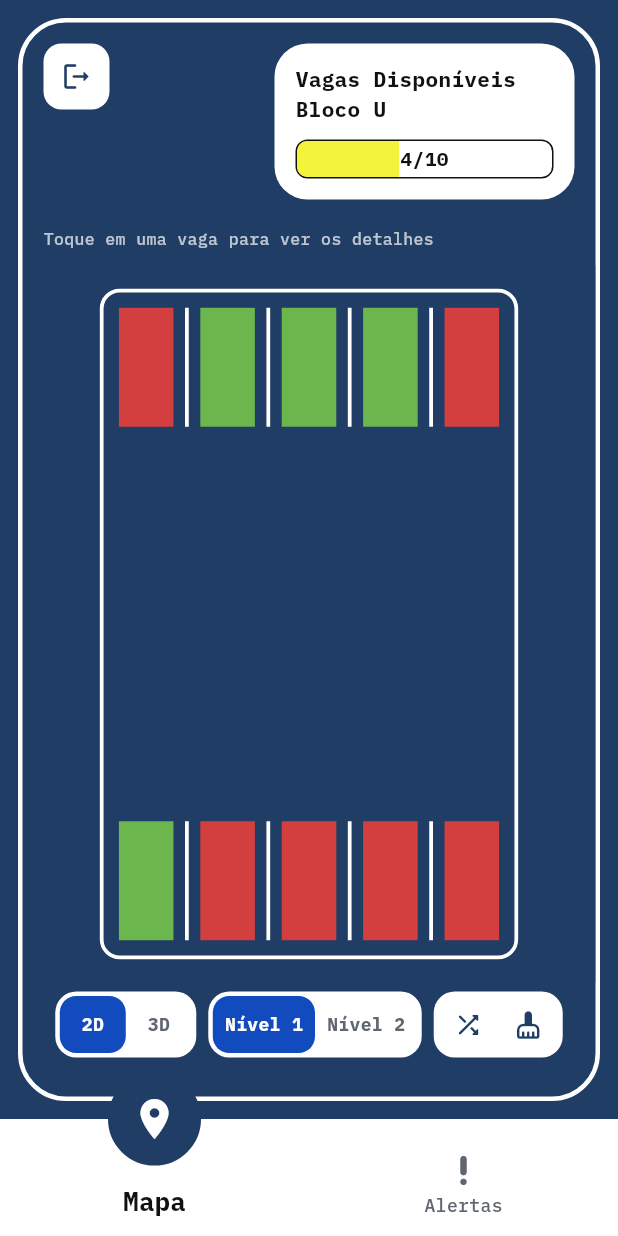
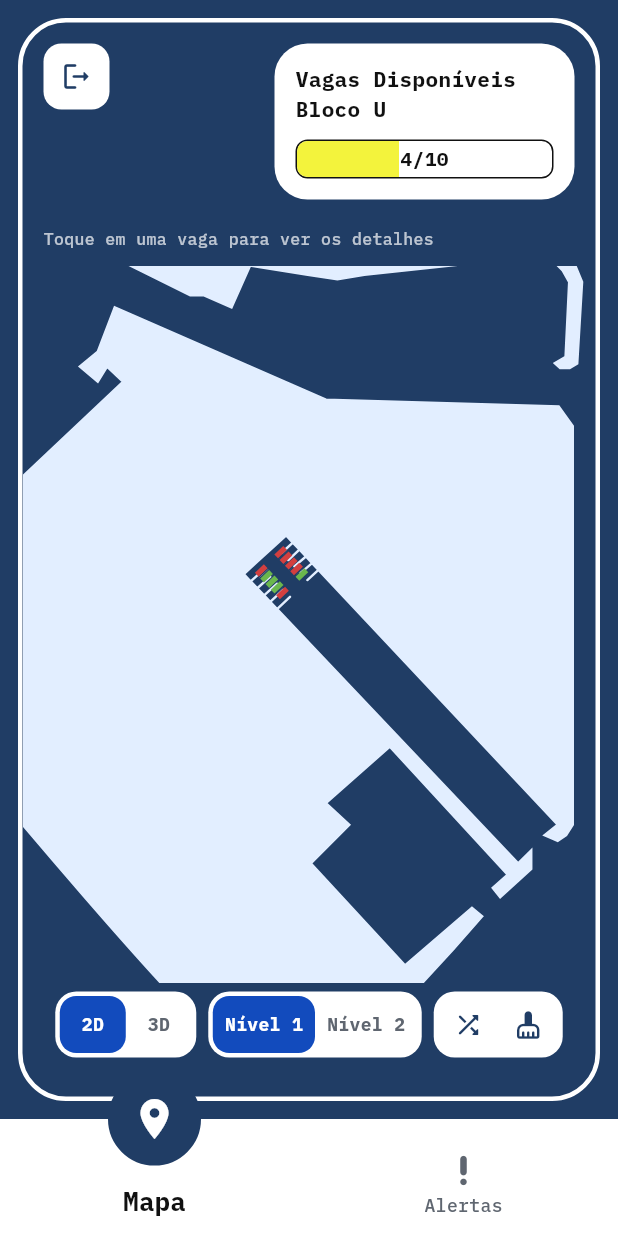
Before and after one commit to VictorHugo-7/S6-Sistema-VagaVision, a Flutter app: the screen it shows after launch, after a tap on "Entrar", on a phone screen of 412 x 824 dp. Run offline on Flutter 3.47's test engine with Material 3 defaults, Android fonts, the phone set to English and light mode, and no system bars; our stand-ins replace flutter_svg, google_fonts; project files that could hold a hidden picture were left out.

Commit message:
adicionando mapa

```diff
--- a/lib/garagem_controller.dart
+++ b/lib/garagem_controller.dart
@@ -90,20 +90,22 @@ class GaragemController extends ChangeNotifier {
   }
 
   // ---------- construção ----------
-
 List<Vaga> _construirNivel() {
   final vagas = <Vaga>[];
+
+  // Restaure a fórmula original para alinhar com o arquivo SVG
   const fileiras = [
     ('A', -(ConfigPatio.aisle / 2 + ConfigPatio.spotD / 2), math.pi),
     ('B', ConfigPatio.aisle / 2 + ConfigPatio.spotD / 2, 0.0),
   ];
+
   for (final (chave, z, giro) in fileiras) {
     for (var c = 0; c < ConfigPatio.cols; c++) {
       vagas.add(Vaga(
         id: vagas.length,
         code: '$chave${c + 1}',
         x: (c - (ConfigPatio.cols - 1) / 2) * ConfigPatio.spotW,
-          z: z,
+        z: z, // <--- Volta a usar a coordenada Z alinhada
         giro: giro,
         corCarro: _coresCarro[_rng.nextInt(_coresCarro.length)],
       ));
--- a/lib/garagem_scene.dart
+++ b/lib/garagem_scene.dart
@@ -3,13 +3,14 @@ import 'dart:math' as math;
 import 'package:flutter/gestures.dart';
 import 'package:flutter/material.dart';
 import 'package:flutter/scheduler.dart';
+import 'package:flutter_svg/flutter_svg.dart';
 
 import 'garagem_controller.dart';
 import 'projecao.dart';
 import 'theme.dart';
 
-/// Cena do bloco: vista 2D no estilo do Figma ou vista 3D com carros.
-/// Trata os gestos (arrastar, pinça/scroll para zoom, toque para selecionar).
+/// Cena do bloco: exibe o mapa 2D com o SVG de fundo e interações,
+/// ou a vista 3D com carros.
 class GaragemScene extends StatefulWidget {
   const GaragemScene({super.key, required this.controller});
 
@@ -19,12 +20,17 @@ class GaragemScene extends StatefulWidget {
   State<GaragemScene> createState() => _GaragemSceneState();
 }
 
-class _GaragemSceneState extends State<GaragemScene> with SingleTickerProviderStateMixin {
+class _GaragemSceneState extends State<GaragemScene>
+    with SingleTickerProviderStateMixin {
   final _frame = ValueNotifier<int>(0);
   late final Ticker _ticker;
   Duration _ultimo = Duration.zero;
   Size _tamanho = Size.zero;
   double _escalaAnterior = 1;
+
+  // Tamanho lógico do mapa SVG no mundo 2D
+  static const double larguraMundoSvg = 36.0;
+  static const double alturaMundoSvg = 36.0;
 
   @override
   void initState() {
@@ -46,11 +52,14 @@ class _GaragemSceneState extends State<GaragemScene> with SingleTickerProviderSt
 
   @override
   Widget build(BuildContext context) {
-    return LayoutBuilder(builder: (context, c) {
+    return LayoutBuilder(
+      builder: (context, c) {
         _tamanho = Size(c.maxWidth, c.maxHeight);
         return Listener(
           onPointerSignal: (e) {
-          if (e is PointerScrollEvent) widget.controller.zoom(math.exp(-e.scrollDelta.dy * 0.0015));
+            if (e is PointerScrollEvent) {
+              widget.controller.zoom(math.exp(-e.scrollDelta.dy * 0.0015));
+            }
           },
           child: GestureDetector(
             behavior: HitTestBehavior.opaque,
@@ -58,19 +67,82 @@ class _GaragemSceneState extends State<GaragemScene> with SingleTickerProviderSt
             onScaleUpdate: (d) {
               final delta = d.scale / _escalaAnterior;
               _escalaAnterior = d.scale;
-            if (d.pointerCount >= 2 && delta != 1) widget.controller.zoom(delta);
-            widget.controller.arrastar(d.focalPointDelta.dx, d.focalPointDelta.dy, _tamanho);
+              if (d.pointerCount >= 2 && delta != 1)
+                widget.controller.zoom(delta);
+              widget.controller.arrastar(
+                d.focalPointDelta.dx,
+                d.focalPointDelta.dy,
+                _tamanho,
+              );
             },
             onTapUp: (d) => widget.controller.toque(d.localPosition, _tamanho),
             child: ClipRect(
+              child: ValueListenableBuilder<int>(
+                valueListenable: _frame,
+                builder: (context, _, __) {
+                  final cam = widget.controller.camara(_tamanho);
+
+                  if (widget.controller.modo == Modo.d2) {
+                    // Ponto central do mundo (0,0,0) projetado pela câmara na tela
+                    final centro =
+                        cam.ponto(const V3(0, 0, 0)) ??
+                        Offset(_tamanho.width / 2, _tamanho.height / 2);
+                    final p1 = cam.ponto(const V3(0, 0, 0));
+                    final p2 = cam.ponto(const V3(1, 0, 0));
+
+                    // Escala dinâmica de píxeis por unidade calculada diretamente da câmara
+                    final escalaPixeis = (p1 != null && p2 != null)
+                        ? (p2 - p1).dx.abs()
+                        : 10.0;
+
+                    final larguraCalculada = larguraMundoSvg * escalaPixeis;
+                    final alturaCalculada = alturaMundoSvg * escalaPixeis;
+
+                    return Stack(
+                      children: [
+                        // 1. Fundo do Mapa (SVG) escalado proporcionalmente com a câmara
+                        Positioned(
+                          left: centro.dx - (larguraCalculada / 2),
+                          top: centro.dy - (alturaCalculada / 2),
+                          width: larguraCalculada,
+                          height: alturaCalculada,
+                          child: SvgPicture.asset(
+                            'assets/imagem_estacionamento_2.svg',
+                            fit: BoxFit.contain,
+                          ),
+                        ),
+
+                        // 2. CustomPaint com a camada de vagas (desenhada exatamente nas coordenadas da câmara)
+                        Positioned.fill(
                           child: CustomPaint(
-              size: Size.infinite,
-              painter: _CenaPainter(widget.controller, _frame),
+                            painter: _CenaPainter(
+                              widget.controller,
+                              _frame,
+                              apenas3d: false,
+                              escalaPixeis: escalaPixeis,
+                              centroMundo: centro,
+                            ),
+                          ),
+                        ),
+                      ],
+                    );
+                  }
+
+                  // MODO 3D
+                  return CustomPaint(
+                    painter: _CenaPainter(
+                      widget.controller,
+                      _frame,
+                      apenas3d: true,
+                    ),
+                  );
+                },
               ),
             ),
           ),
         );
-    });
+      },
+    );
   }
 }
 
@@ -82,85 +154,217 @@ class _Face {
 }
 
 class _CenaPainter extends CustomPainter {
-  _CenaPainter(this.c, Listenable repaint) : super(repaint: repaint);
+  _CenaPainter(
+    this.c,
+    Listenable repaint, {
+    this.apenas3d = false,
+    this.escalaPixeis = 1.0,
+    this.centroMundo = Offset.zero,
+  }) : super(repaint: repaint);
 
   final GaragemController c;
+  final bool apenas3d;
+  final double escalaPixeis;
+  final Offset centroMundo;
+
+  // =========================================================================
+  // ⚙️ CONTROLES DE ALINHAMENTO DAS VAGAS (EIXO MUNDO SINCRO)
+  // =========================================================================
+
+  /// 1. TAMANHO RELATIVO DAS VAGAS
+  static const double fatorEscala2D = 0.075;
+
+  /// 2. ROTAÇÃO DO BLOCO DE VAGAS EM GRAUS
+  static const double anguloVagasGraus = -133.5;
+
+  /// 3. DESLOCAMENTO NO ESPAÇO VIRTUAL (DX, DY em unidades do mundo)
+  /// Este offset varia proporcionalmente ao zoom, impedindo o desacoplamento!
+  static const Offset offsetMundoVagas = Offset(-0.8, -1.5);
+
+  // =========================================================================
 
   static const _corLinha = Color(0xFFDEDFD8);
   static const _corVidro = Color(0xFF1B1E22);
   static const _corPneu = Color(0xFF0E0F11);
 
-  // Faces visíveis de uma caixa unitária (a face de baixo nunca aparece).
   static const _faces = [
-    _Face(V3(1, 0, 0), [V3(1, -1, -1), V3(1, -1, 1), V3(1, 1, 1), V3(1, 1, -1)]),
-    _Face(V3(-1, 0, 0), [V3(-1, -1, 1), V3(-1, -1, -1), V3(-1, 1, -1), V3(-1, 1, 1)]),
-    _Face(V3(0, 1, 0), [V3(-1, 1, -1), V3(1, 1, -1), V3(1, 1, 1), V3(-1, 1, 1)]),
-    _Face(V3(0, 0, 1), [V3(-1, -1, 1), V3(1, -1, 1), V3(1, 1, 1), V3(-1, 1, 1)]),
-    _Face(V3(0, 0, -1), [V3(1, -1, -1), V3(-1, -1, -1), V3(-1, 1, -1), V3(1, 1, -1)]),
+    _Face(V3(1, 0, 0), [
+      V3(1, -1, -1),
+      V3(1, -1, 1),
+      V3(1, 1, 1),
+      V3(1, 1, -1),
+    ]),
+    _Face(V3(-1, 0, 0), [
+      V3(-1, -1, 1),
+      V3(-1, -1, -1),
+      V3(-1, 1, -1),
+      V3(-1, 1, 1),
+    ]),
+    _Face(V3(0, 1, 0), [
+      V3(-1, 1, -1),
+      V3(1, 1, -1),
+      V3(1, 1, 1),
+      V3(-1, 1, 1),
+    ]),
+    _Face(V3(0, 0, 1), [
+      V3(-1, -1, 1),
+      V3(1, -1, 1),
+      V3(1, 1, 1),
+      V3(-1, 1, 1),
+    ]),
+    _Face(V3(0, 0, -1), [
+      V3(1, -1, -1),
+      V3(-1, -1, -1),
+      V3(-1, 1, -1),
+      V3(1, 1, -1),
+    ]),
   ];
 
   static final _luz = const V3(24, 32, 14).normalizado();
 
   @override
   void paint(Canvas canvas, Size size) {
+    final cam = c.camara(size);
+
+    if (c.modo == Modo.d3) {
       canvas.drawRect(Offset.zero & size, Paint()..color = Cores.azul);
-    final cam = c.camara(size);
-    if (c.modo == Modo.d2) {
+      _pintar3d(canvas, cam);
+    } else if (!apenas3d) {
+      canvas.save();
+
+      // Translação sincronizada com a escala atual do zoom
+      final deslocamentoEmPixeis = Offset(
+        offsetMundoVagas.dx * escalaPixeis,
+        offsetMundoVagas.dy * escalaPixeis,
+      );
+
+      final pivo = centroMundo + deslocamentoEmPixeis;
+
+      canvas.translate(pivo.dx, pivo.dy);
+      canvas.scale(fatorEscala2D, fatorEscala2D);
+
+      if (anguloVagasGraus != 0) {
+        canvas.rotate(anguloVagasGraus * (math.pi / 180));
+      }
+
+      canvas.translate(-centroMundo.dx, -centroMundo.dy);
+
       _pintar2d(canvas, cam);
-    } else {
-      _pintar3d(canvas, cam);
+
+      canvas.restore();
     }
   }
 
-  // ---------- 2D (Figma): vagas lisas verde/vermelho, divisórias brancas e moldura ----------
+  // ---------- 2D: Desenha os marcadores das vagas ----------
 
   void _pintar2d(Canvas canvas, Camara cam) {
-    final a = cam.ponto(const V3(-ConfigPatio.quadroMeiaLargura, 0, -ConfigPatio.quadroMeiaAltura));
-    final b = cam.ponto(const V3(ConfigPatio.quadroMeiaLargura, 0, ConfigPatio.quadroMeiaAltura));
-    if (a != null && b != null) {
-      canvas.drawRRect(
-        RRect.fromRectAndRadius(Rect.fromPoints(a, b), const Radius.circular(12)),
-        Paint()
-          ..color = Colors.white
-          ..style = PaintingStyle.stroke
-          ..strokeWidth = 2.5,
+    // ✅ COLOQUE ASSIM NO PINTOR:
+for (final v in c.vagas) {
+  _retanguloPlano(
+    canvas,
+    cam,
+    v.x, // <--- Use a posição real da vaga aqui!
+    v.z,
+    ConfigPatio.vagaLarg2d,
+    ConfigPatio.vagaProf2d,
+    0.02,
+    v.ocupada ? Cores.ocupada : Cores.livre,
   );
-    }
 
-    for (final v in c.vagas) {
-      _retanguloPlano(canvas, cam, v.x, v.z, ConfigPatio.vagaLarg2d, ConfigPatio.vagaProf2d, 0.02,
-          v.ocupada ? Cores.ocupada : Cores.livre);
+  // Se desenhar as linhas/divisórias brancas entre as vagas:
+  // Onde desenha a divisória branca entre os carros:
 if (v.id % ConfigPatio.cols != ConfigPatio.cols - 1) {
   _retanguloPlano(
-            canvas, cam, v.x + ConfigPatio.spotW / 2, v.z, 0.12, ConfigPatio.vagaProf2d, 0.03, Colors.white);
+    canvas,
+    cam,
+    v.x + (ConfigPatio.spotW / 2), // <--- Trocado aqui
+    v.z,
+    0.03,
+    ConfigPatio.vagaProf2d,
+    0.03,
+    Colors.white,
+  );
 }
 }
   }
 
-  // ---------- 3D: pátio com carros nas vagas ocupadas ----------
+  // ---------- 3D: Pátio tridimensional ----------
 
   void _pintar3d(Canvas canvas, Camara cam) {
-    _retanguloPlano(canvas, cam, 0, 0, ConfigPatio.larguraPatio, ConfigPatio.profundidadePatio, 0, Cores.piso3d);
-    _retanguloPlano(canvas, cam, 0, 0, ConfigPatio.larguraPatio - 1, ConfigPatio.aisle - 0.6, 0.005, Cores.via3d);
+    _retanguloPlano(
+      canvas,
+      cam,
+      0,
+      0,
+      ConfigPatio.larguraPatio,
+      ConfigPatio.profundidadePatio,
+      0,
+      Cores.piso3d,
+    );
+    _retanguloPlano(
+      canvas,
+      cam,
+      0,
+      0,
+      ConfigPatio.larguraPatio - 1,
+      ConfigPatio.aisle - 0.6,
+      0.005,
+      Cores.via3d,
+    );
 
     for (final v in c.vagas) {
-      _retanguloPlano(canvas, cam, v.x, v.z, ConfigPatio.spotW - 0.18, ConfigPatio.spotD - 0.3, 0.01, _corLinha,
-          contorno: true);
-      final cor = v.ocupada ? Cores.ocupada.withValues(alpha: 0.55) : Cores.livre.withValues(alpha: 0.5);
-      _retanguloPlano(canvas, cam, v.x, v.z, ConfigPatio.spotW - 0.5, ConfigPatio.spotD - 0.9, 0.02, cor);
+      _retanguloPlano(
+        canvas,
+        cam,
+        v.x,
+        v.z,
+        ConfigPatio.spotW - 0.18,
+        ConfigPatio.spotD - 0.3,
+        0.01,
+        _corLinha,
+        contorno: true,
+      );
+      final cor = v.ocupada
+          ? Cores.ocupada.withValues(alpha: 0.55)
+          : Cores.livre.withValues(alpha: 0.5);
+      _retanguloPlano(
+        canvas,
+        cam,
+        v.x,
+        v.z,
+        ConfigPatio.spotW - 0.5,
+        ConfigPatio.spotD - 0.9,
+        0.02,
+        cor,
+      );
     }
 
-    // objetos 3D ordenados do mais longe para o mais perto (algoritmo do pintor)
     final itens = <(double, VoidCallback)>[];
     for (final cx in [-1.0, 1.0]) {
       for (final cz in [-1.0, 1.0]) {
         final centro = V3(
-            cx * (ConfigPatio.larguraPatio / 2 - 1), 2.6, cz * (ConfigPatio.profundidadePatio / 2 - 1));
-        itens.add((cam.distancia(centro), () => _caixa(canvas, cam, centro, const V3(0.9, 5.2, 0.9), 0, Cores.coluna3d)));
+          cx * (ConfigPatio.larguraPatio / 2 - 1),
+          2.6,
+          cz * (ConfigPatio.profundidadePatio / 2 - 1),
+        );
+        itens.add((
+          cam.distancia(centro),
+          () => _caixa(
+            canvas,
+            cam,
+            centro,
+            const V3(0.9, 5.2, 0.9),
+            0,
+            Cores.coluna3d,
+          ),
+        ));
       }
     }
     for (final v in c.vagas.where((v) => v.ocupada)) {
-      itens.add((cam.distancia(V3(v.x, 0.5, v.z)), () => _carro(canvas, cam, v)));
+      itens.add((
+        cam.distancia(V3(v.x, 0.5, v.z)),
+        () => _carro(canvas, cam, v),
+      ));
     }
     itens.sort((a, b) => b.$1.compareTo(a.$1));
     for (final item in itens) {
@@ -204,15 +408,26 @@ class _CenaPainter extends CustomPainter {
     return V3(l.x * cs + l.z * sn, l.y, -l.x * sn + l.z * cs);
   }
 
-  void _caixa(Canvas canvas, Camara cam, V3 centro, V3 tam, double giro, Color cor) {
+  void _caixa(
+    Canvas canvas,
+    Camara cam,
+    V3 centro,
+    V3 tam,
+    double giro,
+    Color cor,
+  ) {
     V3 escalar(V3 p) => V3(p.x * tam.x / 2, p.y * tam.y / 2, p.z * tam.z / 2);
     for (final f in _faces) {
       final n = _girar(f.normal, giro);
       final centroFace = centro + _girar(escalar(f.normal), giro);
-      final paraOlho = cam.ortografica ? cam.frente * -1 : cam.olho - centroFace;
+      final paraOlho = cam.ortografica
+          ? cam.frente * -1
+          : cam.olho - centroFace;
       if (n.dot(paraOlho) <= 0) continue;
 
-      final pts = cam.poligono(f.cantos.map((p) => centro + _girar(escalar(p), giro)).toList());
+      final pts = cam.poligono(
+        f.cantos.map((p) => centro + _girar(escalar(p), giro)).toList(),
+      );
       if (pts == null) continue;
 
       final k = 0.45 + 0.65 * math.max(0, n.dot(_luz));
@@ -222,7 +437,10 @@ class _CenaPainter extends CustomPainter {
         green: (cor.g * k).clamp(0.0, 1.0),
         blue: (cor.b * k).clamp(0.0, 1.0),
       );
-      canvas.drawPath(Path()..addPolygon(pts, true), Paint()..color = sombreada);
+      canvas.drawPath(
+        Path()..addPolygon(pts, true),
+        Paint()..color = sombreada,
+      );
     }
   }
 
@@ -230,33 +448,52 @@ class _CenaPainter extends CustomPainter {
     final base = V3(v.x, 0, v.z);
     V3 mundo(V3 local) => base + _girar(local, v.giro);
 
-    // rodas e corpo ordenados por distância; a cabine fica sempre por cima
     final partes = <(double, V3, V3, Color)>[];
     for (final sx in [-1.0, 1.0]) {
       for (final sz in [-1.0, 1.0]) {
         final centro = mundo(V3(sx * 0.82, 0.32, sz * 1.15));
-        partes.add((cam.distancia(centro), centro, const V3(0.3, 0.64, 0.64), _corPneu));
+        partes.add((
+          cam.distancia(centro),
+          centro,
+          const V3(0.3, 0.64, 0.64),
+          _corPneu,
+        ));
       }
     }
     final corpo = mundo(const V3(0, 0.5, 0));
-    partes.add((cam.distancia(corpo), corpo, const V3(1.7, 0.62, 3.5), v.corCarro));
+    partes.add((
+      cam.distancia(corpo),
+      corpo,
+      const V3(1.7, 0.62, 3.5),
+      v.corCarro,
+    ));
     partes.sort((a, b) => b.$1.compareTo(a.$1));
     for (final p in partes) {
       _caixa(canvas, cam, p.$2, p.$3, v.giro, p.$4);
     }
-    _caixa(canvas, cam, mundo(const V3(0, 0.93, -0.25)), const V3(1.4, 0.5, 1.7), v.giro, _corVidro);
+    _caixa(
+      canvas,
+      cam,
+      mundo(const V3(0, 0.93, -0.25)),
+      const V3(1.4, 0.5, 1.7),
+      v.giro,
+      _corVidro,
+    );
   }
 
   void _rotulo(Canvas canvas, Camara cam, Vaga v) {
     final p = cam.ponto(V3(v.x, 1.55, v.z));
     if (p == null) return;
     final tp = TextPainter(
-      text: TextSpan(text: v.code, style: mono(11, cor: const Color.fromRGBO(255, 255, 255, 0.9))),
+      text: TextSpan(
+        text: v.code,
+        style: mono(11, cor: const Color.fromRGBO(255, 255, 255, 0.9)),
+      ),
       textDirection: TextDirection.ltr,
     )..layout();
     tp.paint(canvas, p - Offset(tp.width / 2, tp.height / 2));
   }
 
   @override
-  bool shouldRepaint(covariant _CenaPainter old) => old.c != c;
+  bool shouldRepaint(covariant _CenaPainter old) => true;
 }
--- a/lib/theme.dart
+++ b/lib/theme.dart
@@ -34,17 +34,17 @@ TextStyle mono(double tamanho, {FontWeight peso = FontWeight.w500, Color cor = C
 
 class ConfigPatio {
   static const cols = 5;
-  static const spotW = 2.6;
-  static const spotD = 4.4;
-  static const aisle = 12.0;
+  static const spotW = 3.0;
+  static const spotD = 5.4;
+  static const aisle = 5.0;
   static const numNiveis = 2;
 
   static const larguraPatio = cols * spotW + 4;
   static const profundidadePatio = aisle + 2 * spotD + 4;
 
   // vista 2D (estilo do Figma): vagas mais estreitas, divisórias e moldura
-  static const vagaLarg2d = spotW * 0.67;
+  static const vagaLarg2d = spotW * 0.7;
   static const vagaProf2d = spotD - 0.6;
   static const quadroMeiaLargura = (cols / 2 - 0.165) * spotW + 0.55;
-  static const quadroMeiaAltura = aisle / 2 + spotD - 0.3 + 0.55;
+  static const quadroMeiaAltura = 2.5;
 }
--- a/pubspec.yaml
+++ b/pubspec.yaml
@@ -10,6 +10,7 @@ dependencies:
   flutter:
     sdk: flutter
   google_fonts: ^6.2.1
+  flutter_svg: ^2.0.10
 
 dev_dependencies:
   flutter_lints: ^6.0.0
@@ -20,4 +21,5 @@ flutter:
   uses-material-design: true
   assets:
     - assets/ms_logo.png
+    - assets/imagem_estacionamento_2.svg
     - google_fonts/
```
Also changed, not shown: assets/Imagem_planta.svg (added), assets/imagem_estacionamento.svg (added), assets/imagem_estacionamento_2.svg (added), 1 other file. Lines whose indentation alone changed are shown as unchanged.
